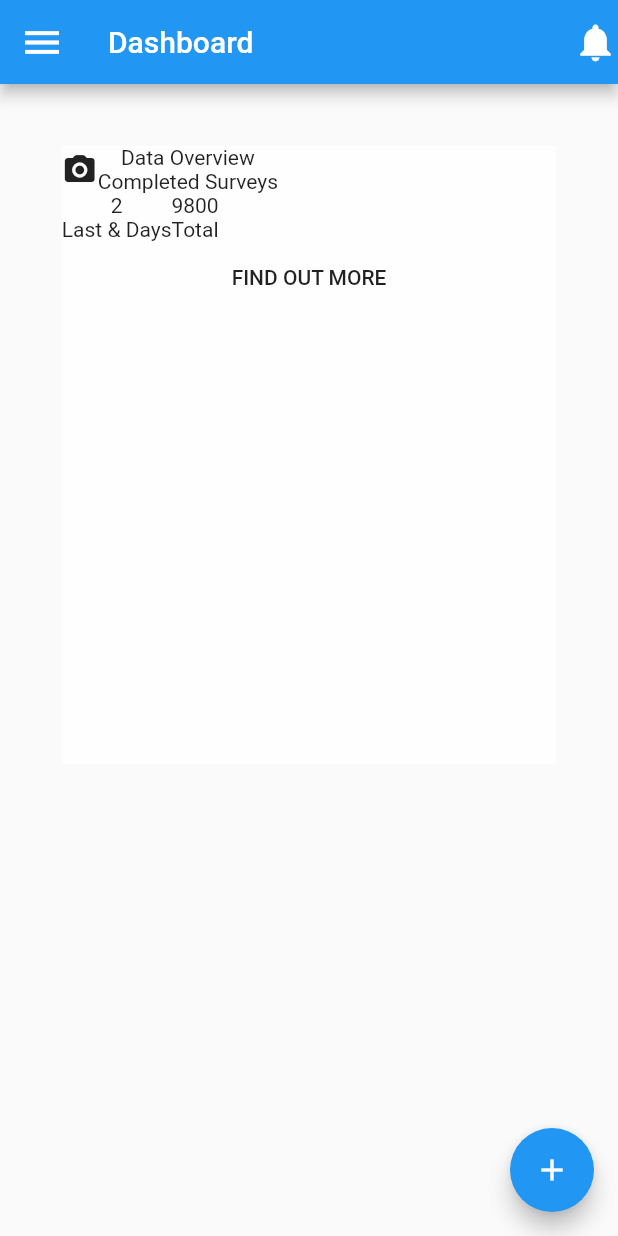
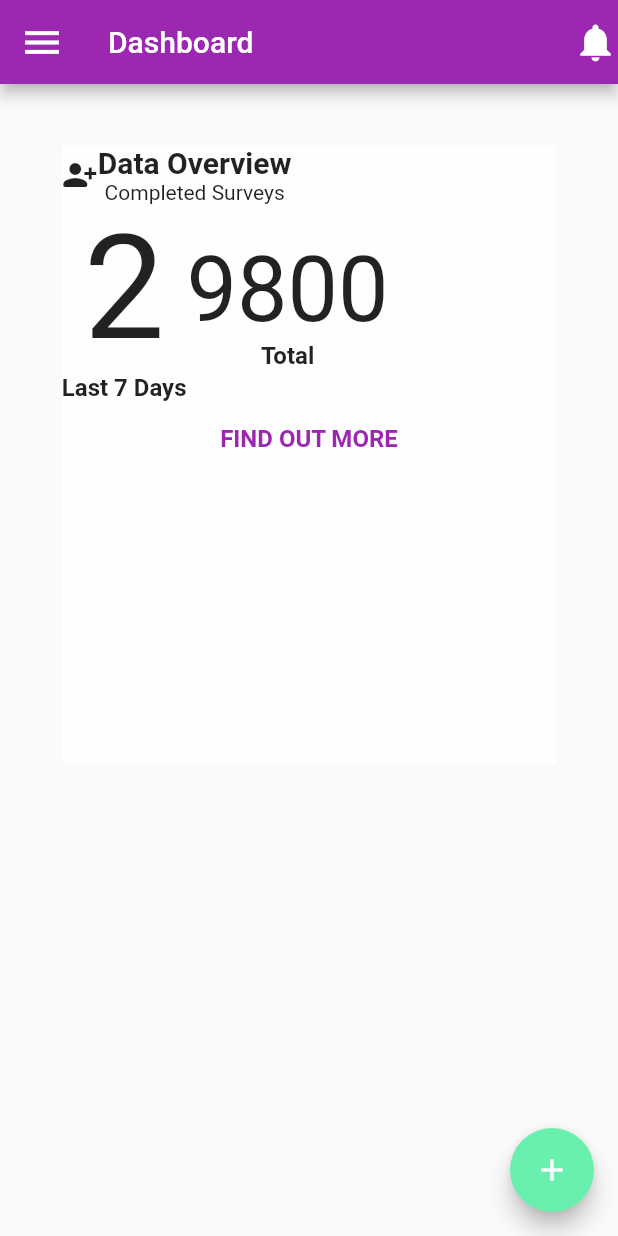
Before and after one commit to GlenReiseMalesa/survey-recording-system-flutter-mysql, a Flutter app: the screen it shows after launch, on a phone screen of 412 x 824 dp. Run offline on Flutter 3.47's test engine with Material 2 defaults, Android fonts, the phone set to English and light mode, and no system bars; missing offline and left inert: dart:html.

Commit message:
change to styles

```diff
--- a/lib/dashboard.dart
+++ b/lib/dashboard.dart
@@ -1,4 +1,5 @@
 import 'dart:html';
+import 'dart:ui';
 
 import 'package:flutter/material.dart';
 import 'package:sand_survey/insight.dart';
@@ -41,20 +42,51 @@ class _dashboardState extends State<dashboard> {
             Row(
               //this is the first stuff in the
               children: [
-                Icon(Icons.camera_alt_rounded),
+                Icon(Icons.person_add_alt_1_rounded),
                 Column(children: [
-                  (Text("Data Overview")),
-                  Text("Completed Surveys")
+                  (Text(
+                    "Data Overview",
+                    style: TextStyle(
+                      fontSize: 20,
+                      fontWeight: FontWeight.bold,
+                    ),
+                  )),
+                  Text(
+                    "Completed Surveys",
+                    style: TextStyle(
+                        fontSize: 14, color: Color.fromRGBO(0, 0, 0, 0.87)),
+                  )
                 ])
               ],
             ),
             //totals and dates
             Row(children: [
               Column(
-                children: [Text("2"), Text("Last & Days")],
+                children: [
+                  Text(
+                    "2",
+                    style: TextStyle(
+                      fontSize: 96,
+                    ),
+                  ),
+                  Text(
+                    "Last 7 Days",
+                    style: TextStyle(fontSize: 16, fontWeight: FontWeight.bold),
+                  )
+                ],
               ),
               Column(
-                children: [Text("9800"), Text("Total")],
+                children: [
+                  Text(
+                    "9800",
+                    style: TextStyle(
+                      fontSize: 60,
+                    ),
+                  ),
+                  Text("Total",
+                      style:
+                          TextStyle(fontSize: 16, fontWeight: FontWeight.bold))
+                ],
               )
             ]),
 
@@ -63,12 +95,17 @@ class _dashboardState extends State<dashboard> {
                 Navigator.push(context,
                     MaterialPageRoute(builder: (context) => insight())),
               },
-              child: Text("FIND OUT MORE"),
+              child: Text("FIND OUT MORE",
+                  style: TextStyle(
+                      fontSize: 16,
+                      fontWeight: FontWeight.bold,
+                      color: Colors.purple)),
             ),
           ],
         ),
       ),
       floatingActionButton: FloatingActionButton(
+        backgroundColor: Colors.greenAccent,
         onPressed: () => {
           Navigator.push(
               context, MaterialPageRoute(builder: (context) => survey())),
--- a/lib/main.dart
+++ b/lib/main.dart
@@ -12,7 +12,7 @@ class MyApp extends StatelessWidget {
     return MaterialApp(
       title: 'Flutter Demo',
       theme: ThemeData(
-        primarySwatch: Colors.blue,
+        primarySwatch: Colors.purple,
       ),
       home: dashboard(),
     );
```
